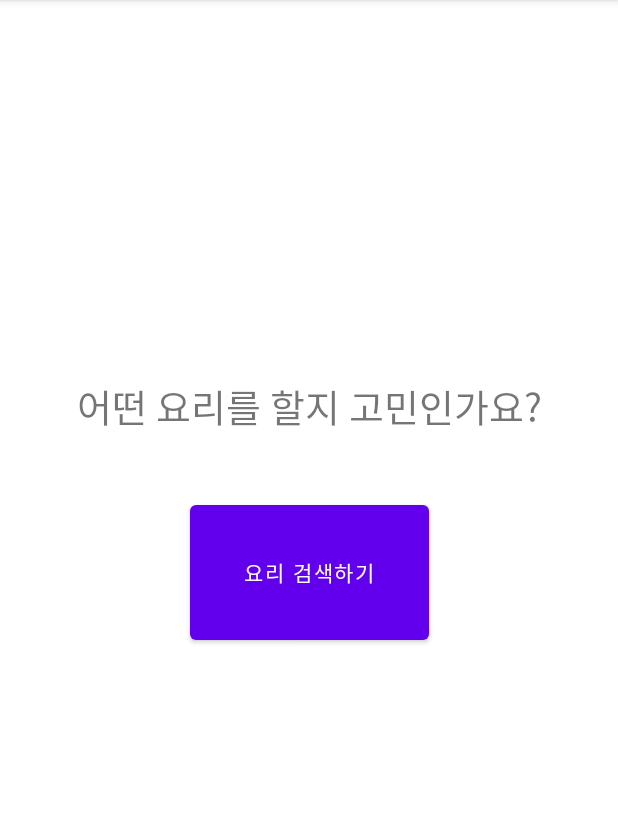
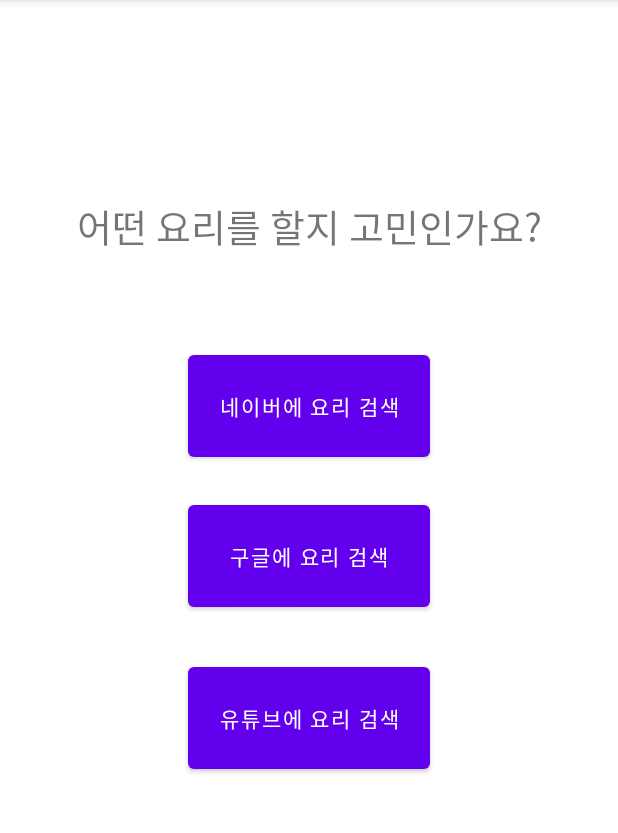
Before and after one commit to wansunghack/School-project, an Android app: the Foodinform screen opened directly, with no data from a screen before it, on a phone screen of 412 x 824 dp, the part 84-917 px from its top. Run offline under Robolectric (Android 15) with nearby library versions, the phone set to English and light mode, and no system bars; 1 statement that could not run was skipped.

Commit message:
2021_0530 update

```diff
--- a/app/src/main/java/org/tensorflow/lite/examples/classification/Barcode/Foodinform.java
+++ b/app/src/main/java/org/tensorflow/lite/examples/classification/Barcode/Foodinform.java
@@ -14,6 +14,8 @@
 public class Foodinform extends AppCompatActivity {
     TextView textview;
     Button stopButton;
+    Button stopButton2;
+    Button stopButton3;
 
     @Override
     protected void onCreate(Bundle savedInstanceState) {
@@ -23,6 +25,8 @@
 
         textview = findViewById(R.id.textView3);
         stopButton = findViewById(R.id.stop);
+        stopButton2 = findViewById(R.id.stop2);
+        stopButton3 = findViewById(R.id.stop3);
 
         Intent intent = getIntent();
 
@@ -38,5 +42,23 @@
                 startActivity(intent);
             }
         });
+
+        stopButton2.setOnClickListener(new View.OnClickListener() {
+            @Override
+            public void onClick(View view) {
+
+                Intent intent = new Intent(Intent.ACTION_VIEW, Uri.parse("https://www.google.com/search?q=" + name + " 요리"));
+                startActivity(intent);
+            }
+        });
+
+        stopButton3.setOnClickListener(new View.OnClickListener() {
+            @Override
+            public void onClick(View view) {
+
+                Intent intent = new Intent(Intent.ACTION_VIEW, Uri.parse("https://www.youtube.com/results?search_query=" + name + " 요리"));
+                startActivity(intent);
+            }
+        });
     }
 }
--- a/app/src/main/res/layout/activity_foodinform.xml
+++ b/app/src/main/res/layout/activity_foodinform.xml
@@ -7,38 +7,61 @@
 
     <Button
         android:id="@+id/stop"
-        android:layout_width="159dp"
-        android:layout_height="102dp"
-        android:text="요리 검색하기"
+        android:layout_width="161dp"
+        android:layout_height="80dp"
+        android:layout_marginTop="40dp"
+        android:text="네이버에 요리 검색"
         app:layout_constraintEnd_toEndOf="parent"
         app:layout_constraintStart_toStartOf="parent"
         app:layout_constraintTop_toBottomOf="@+id/textView" />
 
     <TextView
         android:id="@+id/textView3"
-        android:layout_width="match_parent"
-        android:layout_height="134dp"
+        android:layout_width="0dp"
+        android:layout_height="66dp"
+        android:layout_marginTop="20dp"
+        android:gravity="center"
         android:text="ERROR"
-        android:gravity="center"
         android:textSize="40sp"
-        app:layout_constraintTop_toTopOf="@+id/guideline4"
-        tools:layout_editor_absoluteX="0dp"
-        android:layout_marginTop="20dp"/>
+        app:layout_constraintEnd_toEndOf="parent"
+        app:layout_constraintStart_toStartOf="parent"
+        app:layout_constraintTop_toTopOf="@+id/guideline4" />
 
     <TextView
         android:id="@+id/textView"
-        android:layout_width="match_parent"
-        android:layout_height="120dp"
+        android:layout_width="0dp"
+        android:layout_height="80dp"
         android:gravity="center"
         android:text="어떤 요리를 할지 고민인가요?"
         android:textSize="25sp"
-        app:layout_constraintTop_toBottomOf="@+id/textView3"
-        tools:layout_editor_absoluteX="0dp" />
+        app:layout_constraintEnd_toEndOf="parent"
+        app:layout_constraintStart_toStartOf="parent"
+        app:layout_constraintTop_toBottomOf="@+id/textView3" />
 
     <androidx.constraintlayout.widget.Guideline
         android:id="@+id/guideline4"
         android:layout_width="wrap_content"
         android:layout_height="wrap_content"
         android:orientation="horizontal"
-        app:layout_constraintGuide_begin="57dp" />
+        app:layout_constraintGuide_begin="25dp" />
+
+    <Button
+        android:id="@+id/stop2"
+        android:layout_width="161dp"
+        android:layout_height="80dp"
+        android:layout_marginTop="20dp"
+        android:text="구글에 요리 검색"
+        app:layout_constraintEnd_toEndOf="parent"
+        app:layout_constraintStart_toStartOf="parent"
+        app:layout_constraintTop_toBottomOf="@+id/stop" />
+
+    <Button
+        android:id="@+id/stop3"
+        android:layout_width="161dp"
+        android:layout_height="80dp"
+        android:layout_marginTop="28dp"
+        android:text="유튜브에 요리 검색"
+        app:layout_constraintEnd_toEndOf="parent"
+        app:layout_constraintStart_toStartOf="parent"
+        app:layout_constraintTop_toBottomOf="@+id/stop2" />
 </androidx.constraintlayout.widget.ConstraintLayout>
```
Also changed, not shown: app/src/main/java/org/tensorflow/lite/examples/classification/Barcode/MainActivity.java (+53 -2 lines), app/src/main/res/menu/mainmenu.xml (+6 -2 lines).
